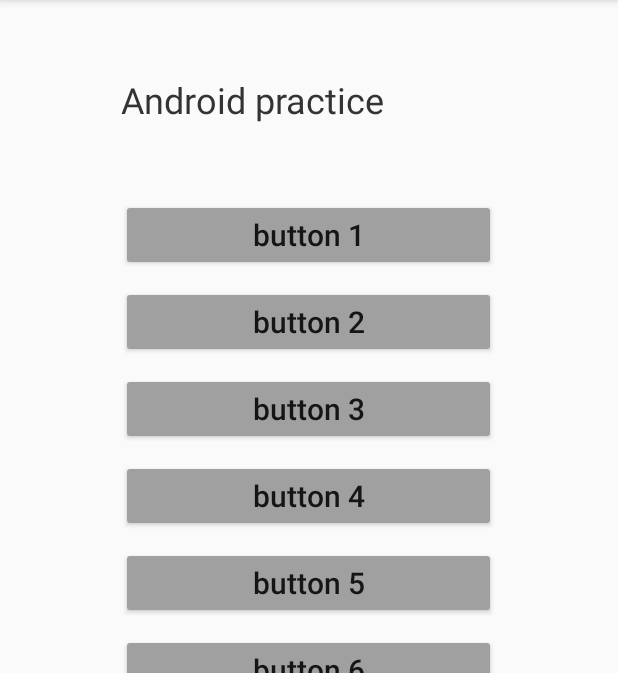
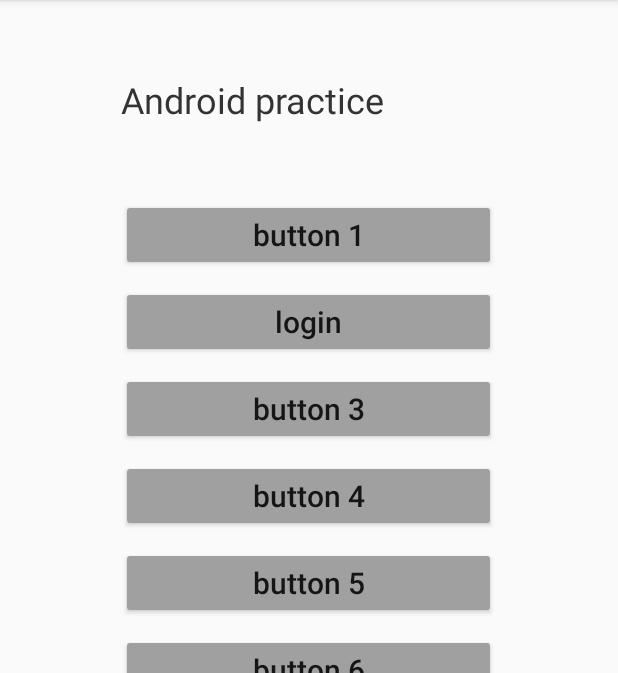
Before and after one commit to twisger/learn-android, an Android app: the screen it shows after launch (MainActivity), on a phone screen of 412 x 824 dp, the part 84-757 px from its top. Run offline under Robolectric (Android 15) with nearby library versions, the phone set to English and light mode, and no system bars.

```diff
--- a/app/src/main/java/com/thoughtworks/androidtrain/MainActivity.java
+++ b/app/src/main/java/com/thoughtworks/androidtrain/MainActivity.java
@@ -8,22 +8,32 @@ import android.view.View;
 import android.widget.Button;
 
 public class MainActivity extends AppCompatActivity {
-    Button button;
     @Override
     protected void onCreate(Bundle savedInstanceState) {
         super.onCreate(savedInstanceState);
         setContentView(R.layout.activity_main);
-        button = findViewById(R.id.button1);
+        Button button = findViewById(R.id.button1);
         button.setOnClickListener(new View.OnClickListener() {
             @Override
             public void onClick(View view) {
-                openNewActivity(view);
+                openConstraintActivity(view);
+            }
+        });
+
+        Button loginButton  = findViewById(R.id.login_button);
+        loginButton.setOnClickListener(new View.OnClickListener() {
+            @Override
+            public void onClick(View view) {
+                openLoginActivity(view);
             }
         });
     }
-    public void openNewActivity(View view) {
+    public void openConstraintActivity(View view) {
         Intent intent = new Intent(this, ConstraintActivity.class);
         startActivity(intent);
     }
-
+    public void openLoginActivity(View view) {
+        Intent intent = new Intent(this, LoginActivity.class);
+        startActivity(intent);
+    }
 }
--- a/app/src/main/res/layout/activity_main.xml
+++ b/app/src/main/res/layout/activity_main.xml
@@ -41,13 +41,14 @@
                     android:textSize="20sp" />
 
                 <Button
+                    android:id="@+id/login_button"
                     android:layout_width="match_parent"
                     android:layout_height="wrap_content"
                     android:layout_gravity="center_horizontal"
                     android:layout_marginTop="10dp"
                     android:backgroundTint="@color/gray"
                     android:paddingVertical="10dp"
-                    android:text="@string/button2"
+                    android:text="login"
                     android:textAllCaps="false"
                     android:textSize="20sp" />
 
--- a/app/src/main/res/values/styles.xml
+++ b/app/src/main/res/values/styles.xml
@@ -7,5 +7,10 @@
         <item name="colorPrimaryDark">@color/colorPrimaryDark</item>
         <item name="colorAccent">@color/colorAccent</item>
     </style>
-
+    <style name="Theme.AppCompat.NoActionBar.FullScreen" parent="@style/Theme.AppCompat.NoActionBar">
+        <item name="android:windowNoTitle">true</item>
+        <item name="android:windowActionBar">false</item>
+        <item name="android:windowFullscreen">true</item>
+        <item name="android:windowContentOverlay">@null</item>
+    </style>
 </resources>
```
Also changed, not shown: app/src/main/AndroidManifest.xml (+6 -1 lines), app/src/main/java/com/thoughtworks/androidtrain/LoginActivity.java (added, +14 -0 lines), app/src/main/res/layout/login_layout.xml (added, +9 -0 lines).
